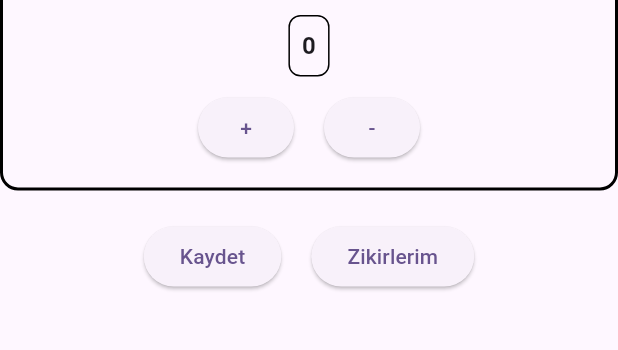
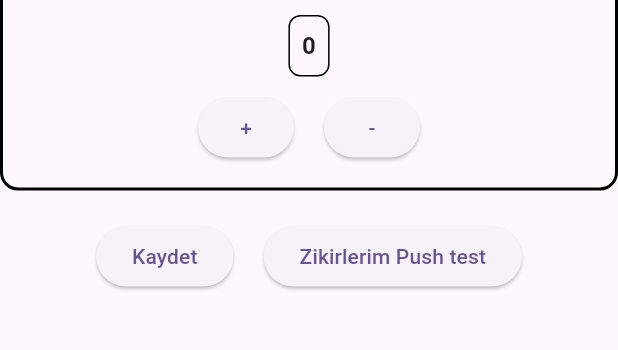
Before and after one commit to fatmanurshain/zikirmatik_pro, a Flutter app: the screen it shows after launch, on a phone screen of 412 x 824 dp, the part 549-899 px from its top. Run offline on Flutter 3.47's test engine with Material 3 defaults, Android fonts, the phone set to English and light mode, and no system bars; our stand-ins replace flutter_riverpod, sqflite; accounts and stored records are empty.

Commit message:
test commit 2

```diff
--- a/lib/feature/home/home_view.dart
+++ b/lib/feature/home/home_view.dart
@@ -38,6 +38,7 @@ class _HomeViewState extends State<HomeView> {
 
     await Navigator.push(
       context,
+      // ignore: inference_failure_on_instance_creation
       MaterialPageRoute(
         builder: (context) => SavedCountersView(),
       ),
@@ -120,12 +121,13 @@ class _HomeViewState extends State<HomeView> {
                   onPressed: () {
                     Navigator.push(
                       context,
+                      // ignore: inference_failure_on_instance_creation
                       MaterialPageRoute(
                         builder: (context) => SavedCountersView(),
                       ),
                     );
                   },
-                  child: Text('Zikirlerim'),
+                  child: Text('Zikirlerim Push test'),
                 ),
               ],
             ),
```
